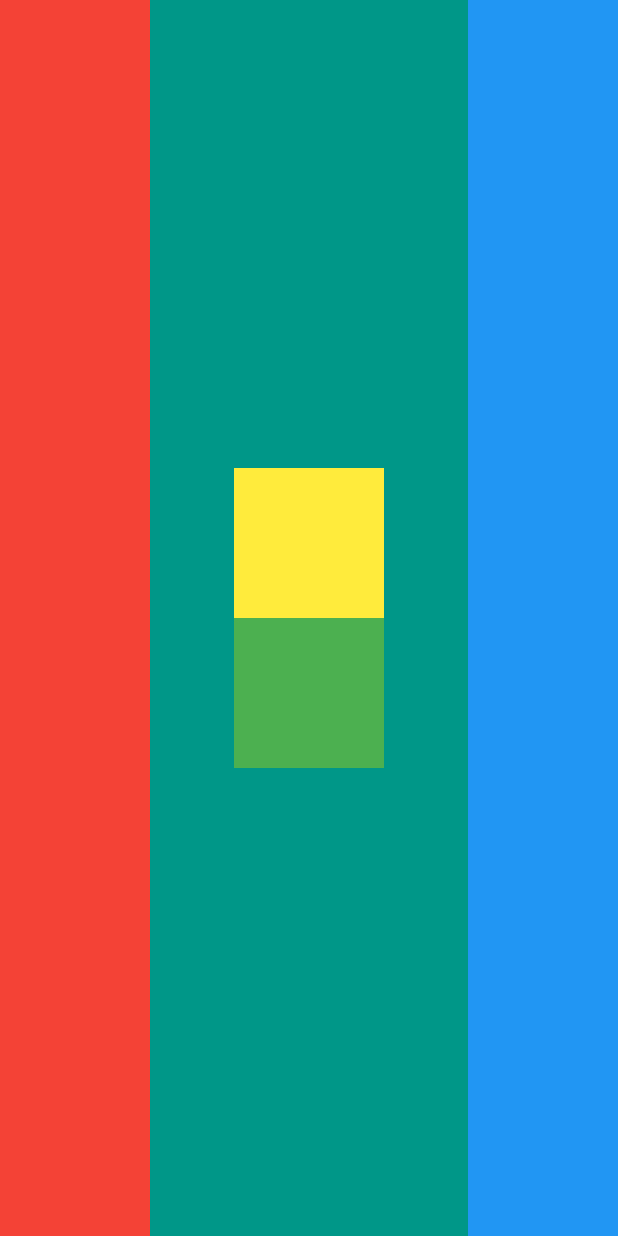
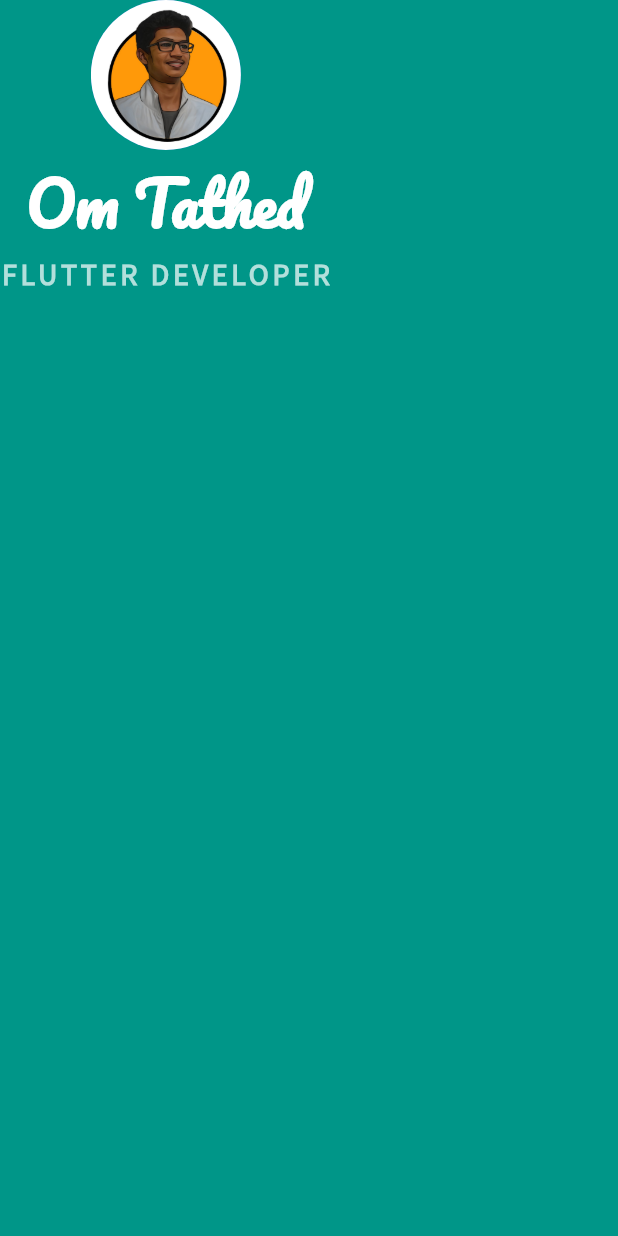
Before and after one commit to G-Shack/flutter-mi_card, a Flutter app: the screen it shows after launch, on a phone screen of 412 x 824 dp. Run offline on Flutter 3.47's test engine with Material 2 defaults, Android fonts, the light colour scheme and no system bars.

Commit message:
added new fonts

```diff
--- a/lib/main.dart
+++ b/lib/main.dart
@@ -14,31 +14,29 @@ class MyApp extends StatelessWidget {
       home: Scaffold(
         backgroundColor: Colors.teal,
         body: SafeArea(
-          child: Row(
-            mainAxisAlignment: MainAxisAlignment.spaceBetween,
+          child: Column(
             children: [
-              Container(
-                color: Colors.red,
-                width: 100,
+              const CircleAvatar(
+                radius: 50.0,
+                backgroundImage: AssetImage('images/avtar.jpg'),
               ),
-              Column(
-                mainAxisAlignment: MainAxisAlignment.center,
-                children: [
-                  Container(
-                    color: Colors.yellow,
-                    height: 100,
-                    width: 100,
-                  ),
-                  Container(
-                    color: Colors.green,
-                    height: 100,
-                    width: 100,
-                  ),
-                ],
+              const Text(
+                "Om Tathed",
+                style: TextStyle(
+                    fontSize: 40.0,
+                    fontWeight: FontWeight.bold,
+                    color: Colors.white,
+                    fontFamily: 'Pacifico'),
               ),
-              Container(
-                color: Colors.blue,
-                width: 100,
+              Text(
+                "FLUTTER DEVELOPER",
+                style: TextStyle(
+                  color: Colors.teal.shade100,
+                  fontSize: 20.0,
+                  fontFamily: 'SourceSansPro',
+                  letterSpacing: 2.5,
+                  fontWeight: FontWeight.bold,
+                ),
               ),
             ],
           ),
```
Also changed, not shown: pubspec.yaml (+9 -72 lines), fonts/Pacifico-Regular.ttf (added), fonts/SourceSansPro-Regular.ttf (added), images/avtar.jpg (added).
